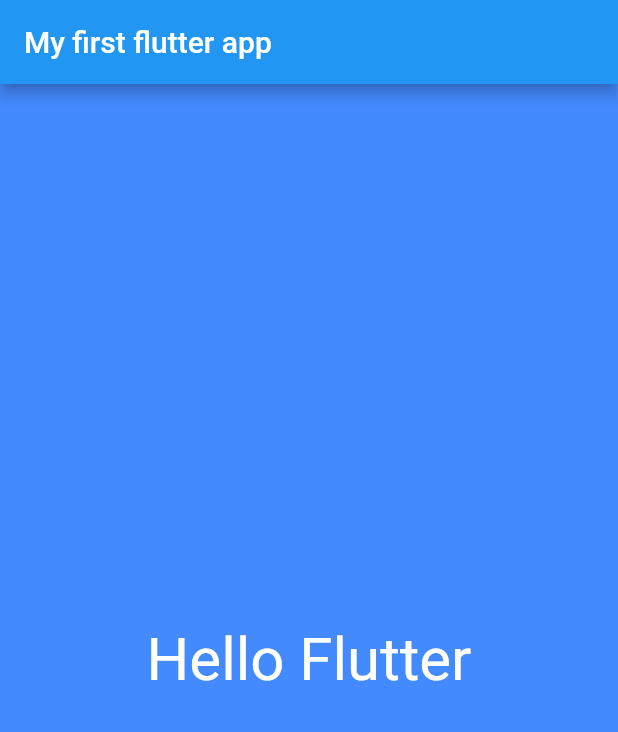
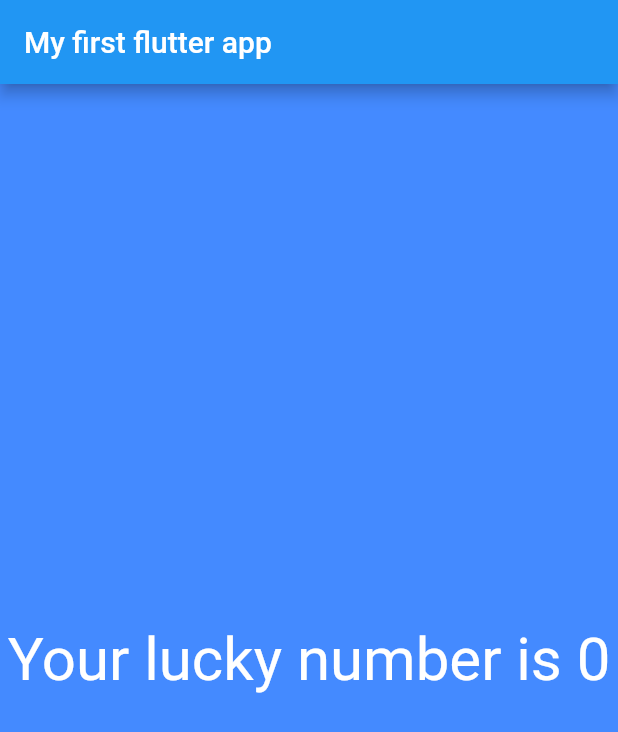
Before and after one commit to ashanaka/flutter_app, a Flutter app: the screen it shows after launch, on a phone screen of 412 x 824 dp. Shown: the top 732 px of the screen. Run offline on Flutter 3.47's test engine with Material 2 defaults, Android fonts, the phone set to English and light mode, and no system bars.

Commit message:
Lucky number generator created

```diff
--- /dev/null
+++ b/lib/app_screens/first_screen.dart
@@ -0,0 +1,28 @@
+import 'dart:math';
+
+import 'package:flutter/material.dart';
+
+class FirstScreen extends StatelessWidget{
+  @override
+  Widget build(BuildContext context) {
+
+    return Material(
+        color: Colors.blueAccent,
+        child: Center(
+            child: Text(
+              "Your lucky number is ${generateLuckyNumber()}",
+              textDirection: TextDirection.ltr,
+              style: TextStyle(color: Colors.white, fontSize: 40.0),
+            )
+        )
+    );
+  }
+
+  int generateLuckyNumber(){
+
+    var random = Random();
+    int luckyNumber = random.nextInt(10);
+    return luckyNumber;
+  }
+
+}
--- a/lib/main.dart
+++ b/lib/main.dart
@@ -1,4 +1,8 @@
+import 'dart:math';
+
 import "package:flutter/material.dart";
+import "./app_screens/first_screen.dart";
+
 
 void main (){
 
@@ -9,19 +13,11 @@ class MyFlutterApp extends StatelessWidget{
   @override
   Widget build(BuildContext context) {
     return MaterialApp(
+        debugShowCheckedModeBanner: false,
         title: "My Flutter App",
         home: Scaffold(
             appBar: AppBar(title: Text("My first flutter app")),
-            body: Material(
-                color: Colors.blueAccent,
-                child: Center(
-                    child: Text(
-                      "Hello Flutter",
-                      textDirection: TextDirection.ltr,
-                      style: TextStyle(color: Colors.white, fontSize: 40.0),
-                    )
-                )
-            )
+            body: FirstScreen()
         )
     );
   }
```
